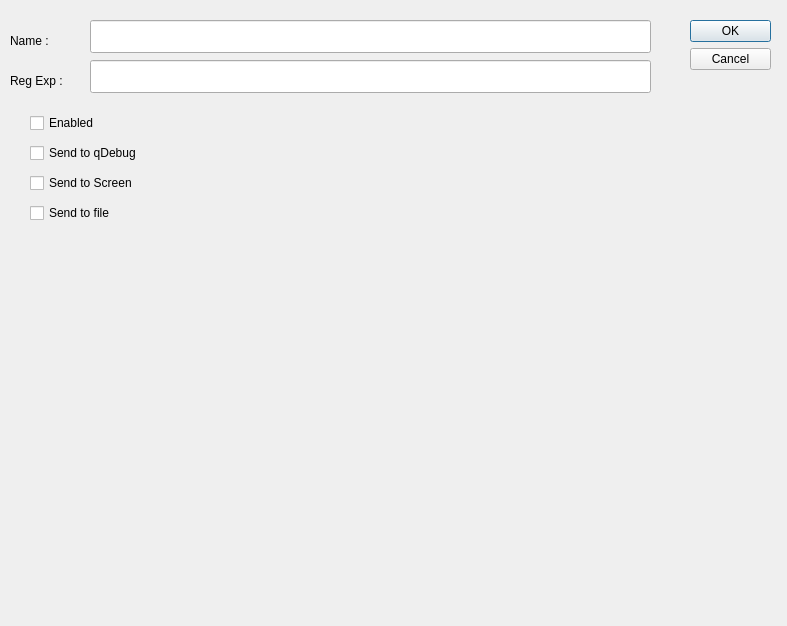
The window that logroutinginfodialog.ui (pitonyak/LinkBackADP) describes before a commit, drawn with Qt 5.
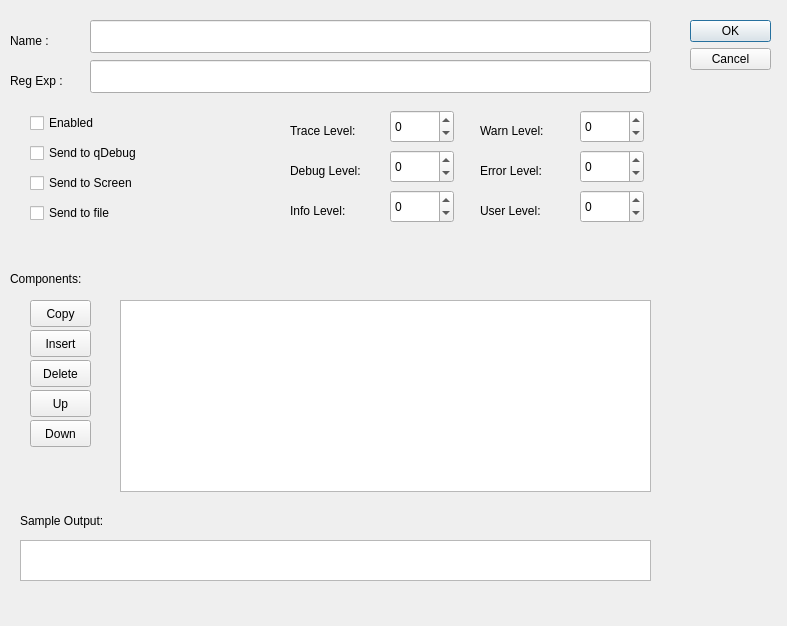
The same window after the commit.

The edit to the form file:
```diff
--- a/logroutinginfodialog.ui
+++ b/logroutinginfodialog.ui
@@ -99,7 +99,7 @@
     <rect>
      <x>30</x>
      <y>140</y>
-     <width>181</width>
+     <width>151</width>
      <height>26</height>
     </rect>
    </property>
@@ -112,7 +112,7 @@
     <rect>
      <x>30</x>
      <y>170</y>
-     <width>181</width>
+     <width>151</width>
      <height>26</height>
     </rect>
    </property>
@@ -125,7 +125,7 @@
     <rect>
      <x>30</x>
      <y>200</y>
-     <width>181</width>
+     <width>131</width>
      <height>26</height>
     </rect>
    </property>
@@ -133,6 +133,288 @@
     <string>Send to file</string>
    </property>
   </widget>
+  <widget class="QLabel" name="traceLabel">
+   <property name="geometry">
+    <rect>
+     <x>290</x>
+     <y>120</y>
+     <width>91</width>
+     <height>21</height>
+    </rect>
+   </property>
+   <property name="text">
+    <string>Trace Level:</string>
+   </property>
+  </widget>
+  <widget class="QLabel" name="debugLabel">
+   <property name="geometry">
+    <rect>
+     <x>290</x>
+     <y>160</y>
+     <width>91</width>
+     <height>21</height>
+    </rect>
+   </property>
+   <property name="text">
+    <string>Debug Level:</string>
+   </property>
+  </widget>
+  <widget class="QLabel" name="infoLabel">
+   <property name="geometry">
+    <rect>
+     <x>290</x>
+     <y>200</y>
+     <width>91</width>
+     <height>21</height>
+    </rect>
+   </property>
+   <property name="text">
+    <string>Info Level:</string>
+   </property>
+  </widget>
+  <widget class="QSpinBox" name="traceSpinBox">
+   <property name="geometry">
+    <rect>
+     <x>390</x>
+     <y>110</y>
+     <width>64</width>
+     <height>33</height>
+    </rect>
+   </property>
+   <property name="minimum">
+    <number>-1</number>
+   </property>
+  </widget>
+  <widget class="QSpinBox" name="debugSpinBox">
+   <property name="geometry">
+    <rect>
+     <x>390</x>
+     <y>150</y>
+     <width>64</width>
+     <height>33</height>
+    </rect>
+   </property>
+   <property name="minimum">
+    <number>-1</number>
+   </property>
+  </widget>
+  <widget class="QSpinBox" name="infoSpinBox">
+   <property name="geometry">
+    <rect>
+     <x>390</x>
+     <y>190</y>
+     <width>64</width>
+     <height>33</height>
+    </rect>
+   </property>
+   <property name="minimum">
+    <number>-1</number>
+   </property>
+  </widget>
+  <widget class="QSpinBox" name="warnSpinBox">
+   <property name="geometry">
+    <rect>
+     <x>580</x>
+     <y>110</y>
+     <width>64</width>
+     <height>33</height>
+    </rect>
+   </property>
+   <property name="minimum">
+    <number>-1</number>
+   </property>
+  </widget>
+  <widget class="QSpinBox" name="errorSpinBox">
+   <property name="geometry">
+    <rect>
+     <x>580</x>
+     <y>150</y>
+     <width>64</width>
+     <height>33</height>
+    </rect>
+   </property>
+   <property name="minimum">
+    <number>-1</number>
+   </property>
+  </widget>
+  <widget class="QSpinBox" name="userSpinBox">
+   <property name="geometry">
+    <rect>
+     <x>580</x>
+     <y>190</y>
+     <width>64</width>
+     <height>33</height>
+    </rect>
+   </property>
+   <property name="minimum">
+    <number>-1</number>
+   </property>
+  </widget>
+  <widget class="QLabel" name="errorLabel">
+   <property name="geometry">
+    <rect>
+     <x>480</x>
+     <y>160</y>
+     <width>91</width>
+     <height>21</height>
+    </rect>
+   </property>
+   <property name="text">
+    <string>Error Level:</string>
+   </property>
+  </widget>
+  <widget class="QLabel" name="warnLabel">
+   <property name="geometry">
+    <rect>
+     <x>480</x>
+     <y>120</y>
+     <width>91</width>
+     <height>21</height>
+    </rect>
+   </property>
+   <property name="text">
+    <string>Warn Level:</string>
+   </property>
+  </widget>
+  <widget class="QLabel" name="userLabel">
+   <property name="geometry">
+    <rect>
+     <x>480</x>
+     <y>200</y>
+     <width>91</width>
+     <height>21</height>
+    </rect>
+   </property>
+   <property name="text">
+    <string>User Level:</string>
+   </property>
+  </widget>
+  <widget class="QPushButton" name="downCompButton">
+   <property name="geometry">
+    <rect>
+     <x>30</x>
+     <y>420</y>
+     <width>61</width>
+     <height>27</height>
+    </rect>
+   </property>
+   <property name="toolTip">
+    <string>Move the current filter down.</string>
+   </property>
+   <property name="text">
+    <string>Down</string>
+   </property>
+  </widget>
+  <widget class="QPushButton" name="upCompButton">
+   <property name="geometry">
+    <rect>
+     <x>30</x>
+     <y>390</y>
+     <width>61</width>
+     <height>27</height>
+    </rect>
+   </property>
+   <property name="toolTip">
+    <string>Move the current filter up.</string>
+   </property>
+   <property name="text">
+    <string>Up</string>
+   </property>
+  </widget>
+  <widget class="QPushButton" name="copyCompButton">
+   <property name="geometry">
+    <rect>
+     <x>30</x>
+     <y>300</y>
+     <width>61</width>
+     <height>27</height>
+    </rect>
+   </property>
+   <property name="toolTip">
+    <string>Move the current filter down.</string>
+   </property>
+   <property name="text">
+    <string>Copy</string>
+   </property>
+  </widget>
+  <widget class="QPushButton" name="delCompButton">
+   <property name="geometry">
+    <rect>
+     <x>30</x>
+     <y>360</y>
+     <width>61</width>
+     <height>27</height>
+    </rect>
+   </property>
+   <property name="toolTip">
+    <string>Delete the selected filter.</string>
+   </property>
+   <property name="text">
+    <string>Delete</string>
+   </property>
+  </widget>
+  <widget class="QLabel" name="component_label">
+   <property name="geometry">
+    <rect>
+     <x>10</x>
+     <y>270</y>
+     <width>101</width>
+     <height>17</height>
+    </rect>
+   </property>
+   <property name="text">
+    <string>Components:</string>
+   </property>
+  </widget>
+  <widget class="QPushButton" name="insertCompButton">
+   <property name="geometry">
+    <rect>
+     <x>30</x>
+     <y>330</y>
+     <width>61</width>
+     <height>27</height>
+    </rect>
+   </property>
+   <property name="toolTip">
+    <string>Insert new filter at the currently selected filter.</string>
+   </property>
+   <property name="text">
+    <string>Insert</string>
+   </property>
+  </widget>
+  <widget class="QTableView" name="componentTableView">
+   <property name="geometry">
+    <rect>
+     <x>120</x>
+     <y>300</y>
+     <width>531</width>
+     <height>192</height>
+    </rect>
+   </property>
+  </widget>
+  <widget class="QTextEdit" name="sampleTextEdit">
+   <property name="geometry">
+    <rect>
+     <x>20</x>
+     <y>540</y>
+     <width>631</width>
+     <height>41</height>
+    </rect>
+   </property>
+  </widget>
+  <widget class="QLabel" name="sampleLabel">
+   <property name="geometry">
+    <rect>
+     <x>20</x>
+     <y>510</y>
+     <width>121</width>
+     <height>21</height>
+    </rect>
+   </property>
+   <property name="text">
+    <string>Sample Output:</string>
+   </property>
+  </widget>
  </widget>
  <resources/>
  <connections>
```
